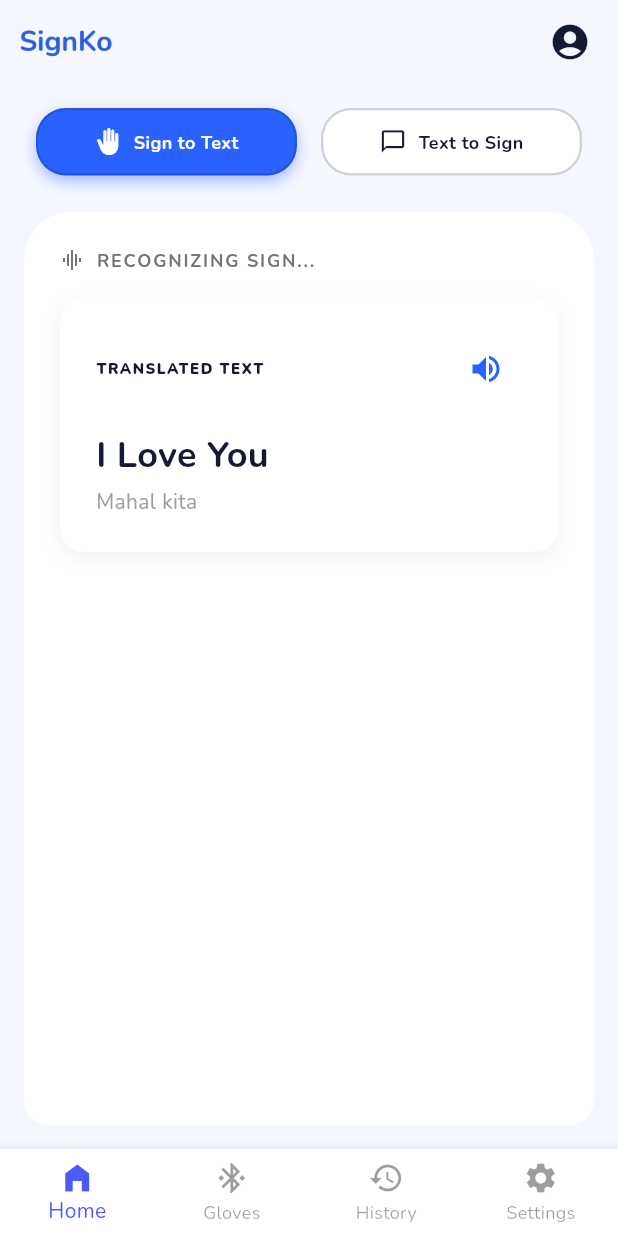
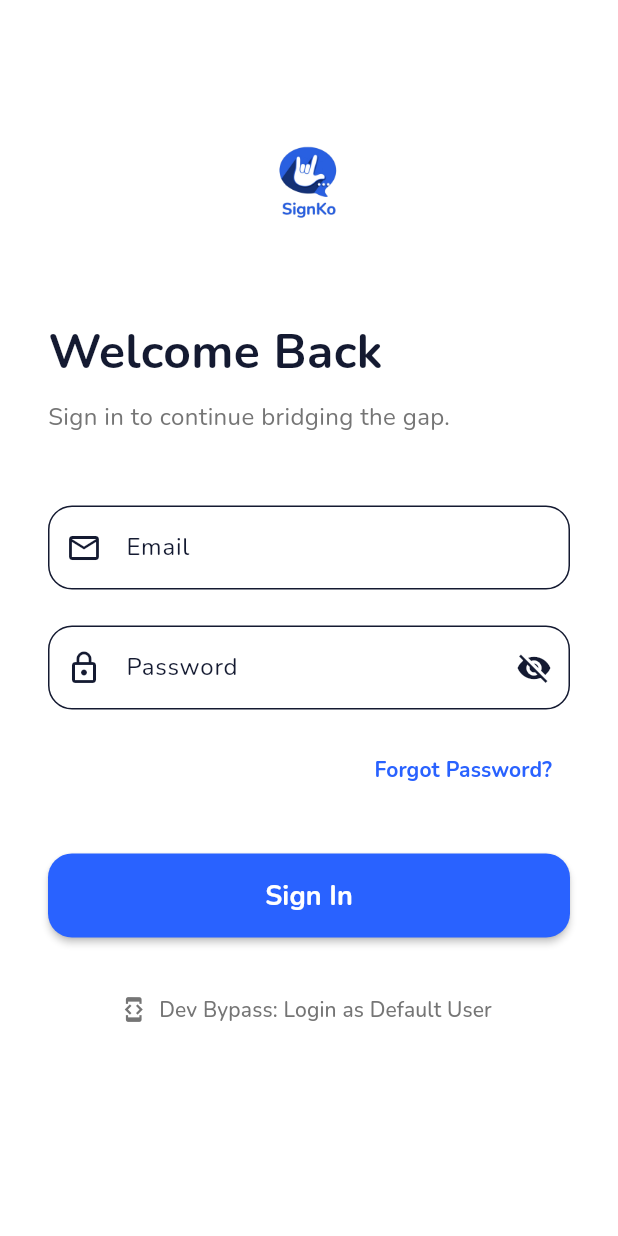
Before and after one commit to waeijn/signko, a Flutter app: the screen it shows after launch, after a tap on "Get Started", on a phone screen of 412 x 824 dp. Run offline on Flutter 3.47's test engine with Material 3 defaults, Android fonts, the phone set to English and light mode, and no system bars; our stand-ins replace flutter_riverpod, flutter_tts, google_fonts, hive_flutter, shared_preferences, speech_to_text; accounts and stored records are empty.

Commit message:
feat: implement authentication flow foundation with login UI and Riverpod auth state

```diff
--- /dev/null
+++ b/app/lib/features/auth/providers/auth_provider.dart
@@ -0,0 +1,52 @@
+import 'package:flutter_riverpod/flutter_riverpod.dart';
+import '../models/user_model.dart';
+
+// The AuthState holds the current user. If null, the user is logged out.
+class AuthState {
+  final UserModel? user;
+  final bool isLoading;
+
+  AuthState({this.user, this.isLoading = false});
+
+  bool get isAuthenticated => user != null;
+
+  AuthState copyWith({UserModel? user, bool? isLoading, bool clearUser = false}) {
+    return AuthState(
+      user: clearUser ? null : (user ?? this.user),
+      isLoading: isLoading ?? this.isLoading,
+    );
+  }
+}
+
+class AuthNotifier extends StateNotifier<AuthState> {
+  AuthNotifier() : super(AuthState()) {
+    _checkInitialAuth();
+  }
+
+  void _checkInitialAuth() {
+    // For now, we will start as logged out.
+    // In the future, we would check SharedPreferences for a JWT token here.
+  }
+
+  Future<void> login(String email, String password) async {
+    state = state.copyWith(isLoading: true);
+
+    // Simulate network delay
+    await Future.delayed(const Duration(seconds: 1));
+
+    // For development, we bypass actual backend validation and instantly log in the default user.
+    final mockUser = UserModel.defaultUser();
+
+    state = state.copyWith(user: mockUser, isLoading: false);
+  }
+
+  Future<void> logout() async {
+    state = state.copyWith(isLoading: true);
+    await Future.delayed(const Duration(milliseconds: 500));
+    state = state.copyWith(clearUser: true, isLoading: false);
+  }
+}
+
+final authProvider = StateNotifierProvider<AuthNotifier, AuthState>((ref) {
+  return AuthNotifier();
+});
--- /dev/null
+++ b/app/lib/features/auth/views/login_view.dart
@@ -0,0 +1,186 @@
+import 'package:flutter/material.dart';
+import 'package:flutter_riverpod/flutter_riverpod.dart';
+import '../providers/auth_provider.dart';
+import '../../dashboard/dashboard_view.dart';
+
+class LoginView extends ConsumerStatefulWidget {
+  const LoginView({super.key});
+
+  @override
+  ConsumerState<LoginView> createState() => _LoginViewState();
+}
+
+class _LoginViewState extends ConsumerState<LoginView> {
+  final _emailController = TextEditingController();
+  final _passwordController = TextEditingController();
+  bool _isObscured = true;
+
+  void _handleLogin() async {
+    final email = _emailController.text;
+    final password = _passwordController.text;
+
+    if (email.isEmpty || password.isEmpty) {
+      ScaffoldMessenger.of(context).showSnackBar(
+        const SnackBar(content: Text('Please enter both email and password')),
+      );
+      return;
+    }
+
+    await ref.read(authProvider.notifier).login(email, password);
+
+    if (mounted && ref.read(authProvider).isAuthenticated) {
+      Navigator.of(context).pushReplacement(
+        MaterialPageRoute(builder: (context) => const DashboardView()),
+      );
+    }
+  }
+
+  void _handleDevLogin() async {
+    // Quick bypass for dev
+    await ref.read(authProvider.notifier).login('dev@signko.com', 'password');
+    if (mounted) {
+      Navigator.of(context).pushReplacement(
+        MaterialPageRoute(builder: (context) => const DashboardView()),
+      );
+    }
+  }
+
+  @override
+  Widget build(BuildContext context) {
+    final authState = ref.watch(authProvider);
+
+    return Scaffold(
+      backgroundColor: Theme.of(context).colorScheme.surface,
+      body: SafeArea(
+        child: SingleChildScrollView(
+          padding: const EdgeInsets.all(32.0),
+          child: Column(
+            crossAxisAlignment: CrossAxisAlignment.start,
+            children: [
+              const SizedBox(height: 60),
+              Center(
+                child: Image.asset(
+                  'assets/logo/logo.png',
+                  height: 60,
+                  fit: BoxFit.contain,
+                ),
+              ),
+              const SizedBox(height: 60),
+              Text(
+                'Welcome Back',
+                style: TextStyle(
+                  fontSize: 32,
+                  fontWeight: FontWeight.bold,
+                  color: Theme.of(context).colorScheme.onSurface,
+                ),
+              ),
+              const SizedBox(height: 8),
+              Text(
+                'Sign in to continue bridging the gap.',
+                style: TextStyle(
+                  fontSize: 16,
+                  color: Colors.grey.shade600,
+                ),
+              ),
+              const SizedBox(height: 48),
+
+              // Email Field
+              TextField(
+                controller: _emailController,
+                keyboardType: TextInputType.emailAddress,
+                decoration: InputDecoration(
+                  labelText: 'Email',
+                  prefixIcon: const Icon(Icons.email_outlined),
+                  border: OutlineInputBorder(
+                    borderRadius: BorderRadius.circular(16),
+                  ),
+                  filled: true,
+                  fillColor: Theme.of(context).colorScheme.surfaceContainerHighest.withValues(alpha: 0.3),
+                ),
+              ),
+              const SizedBox(height: 24),
+
+              // Password Field
+              TextField(
+                controller: _passwordController,
+                obscureText: _isObscured,
+                decoration: InputDecoration(
+                  labelText: 'Password',
+                  prefixIcon: const Icon(Icons.lock_outline),
+                  suffixIcon: IconButton(
+                    icon: Icon(_isObscured ? Icons.visibility_off : Icons.visibility),
+                    onPressed: () {
+                      setState(() {
+                        _isObscured = !_isObscured;
+                      });
+                    },
+                  ),
+                  border: OutlineInputBorder(
+                    borderRadius: BorderRadius.circular(16),
+                  ),
+                  filled: true,
+                  fillColor: Theme.of(context).colorScheme.surfaceContainerHighest.withValues(alpha: 0.3),
+                ),
+              ),
+              const SizedBox(height: 16),
+
+              // Forgot Password
+              Align(
+                alignment: Alignment.centerRight,
+                child: TextButton(
+                  onPressed: () {},
+                  child: Text(
+                    'Forgot Password?',
+                    style: TextStyle(color: Theme.of(context).colorScheme.primary, fontWeight: FontWeight.bold),
+                  ),
+                ),
+              ),
+              const SizedBox(height: 32),
+
+              // Login Button
+              SizedBox(
+                width: double.infinity,
+                height: 56,
+                child: ElevatedButton(
+                  onPressed: authState.isLoading ? null : _handleLogin,
+                  style: ElevatedButton.styleFrom(
+                    backgroundColor: Theme.of(context).colorScheme.primary,
+                    foregroundColor: Colors.white,
+                    shape: RoundedRectangleBorder(
+                      borderRadius: BorderRadius.circular(16),
+                    ),
+                    elevation: 2,
+                  ),
+                  child: authState.isLoading
+                      ? const SizedBox(
+                          height: 24,
+                          width: 24,
+                          child: CircularProgressIndicator(color: Colors.white, strokeWidth: 3),
+                        )
+                      : const Text(
+                          'Sign In',
+                          style: TextStyle(fontSize: 18, fontWeight: FontWeight.bold),
+                        ),
+                ),
+              ),
+
+              const SizedBox(height: 24),
+
+              // Dev Bypass Button (Temporary)
+              Center(
+                child: TextButton.icon(
+                  onPressed: authState.isLoading ? null : _handleDevLogin,
+                  icon: const Icon(Icons.developer_mode),
+                  label: const Text('Dev Bypass: Login as Default User'),
+                  style: TextButton.styleFrom(
+                    foregroundColor: Colors.grey.shade600,
+                  ),
+                ),
+              ),
+            ],
+          ),
+        ),
+      ),
+    );
+  }
+}
--- a/app/lib/features/splash/splash_view.dart
+++ b/app/lib/features/splash/splash_view.dart
@@ -1,5 +1,5 @@
 import 'package:flutter/material.dart';
-import '../dashboard/dashboard_view.dart';
+import '../auth/views/login_view.dart';
 
 class SplashView extends StatelessWidget {
   const SplashView({super.key});
@@ -41,10 +41,10 @@ class SplashView extends StatelessWidget {
                             left: 40.0, right: 40.0, bottom: 24.0),
                         child: GestureDetector(
                           onTap: () {
-                            // Navigate to the main Dashboard View
+                            // Navigate to the Login View
                             Navigator.of(context).pushReplacement(
                               MaterialPageRoute(
-                                builder: (context) => const DashboardView(),
+                                builder: (context) => const LoginView(),
                               ),
                             );
                           },
```
Also changed, not shown: app/lib/features/auth/models/user_model.dart (added, +45 -0 lines).
